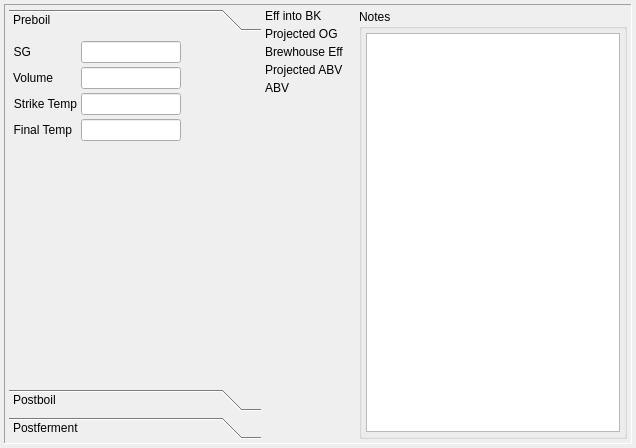
Before: the Qt Designer form ui/brewNoteWidget.ui in Brewtarget/brewtarget, drawn with Qt 5.
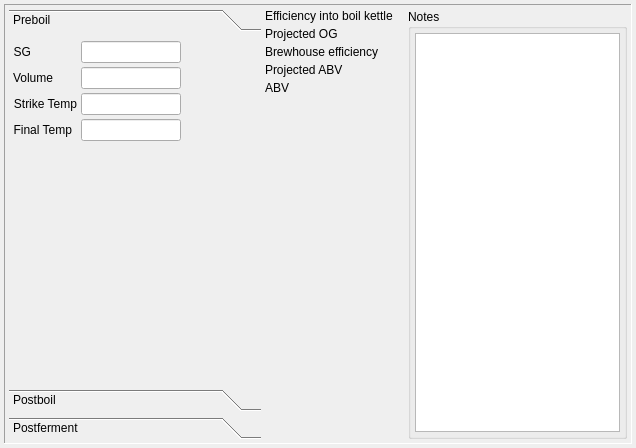
After: the same form once the commit is applied. Icons and pictures are not drawn. Custom widgets are drawn as their Qt base class.

Commit message: brewnote: Make some label texts clearer

Diff of the .ui file:
```diff
--- a/ui/brewNoteWidget.ui
+++ b/ui/brewNoteWidget.ui
@@ -618,7 +618,7 @@
                 <string>percent efficiency into boil kettle</string>
                </property>
                <property name="text">
-                <string>Eff into BK</string>
+                <string>Efficiency into boil kettle</string>
                </property>
               </widget>
              </item>
@@ -661,7 +661,7 @@
                 <string>Brewhouse efficiency</string>
                </property>
                <property name="text">
-                <string>Brewhouse Eff</string>
+                <string>Brewhouse efficiency</string>
                </property>
               </widget>
              </item>
```
Left out of the diff: 8 changed lines with no effect on the pictures.
